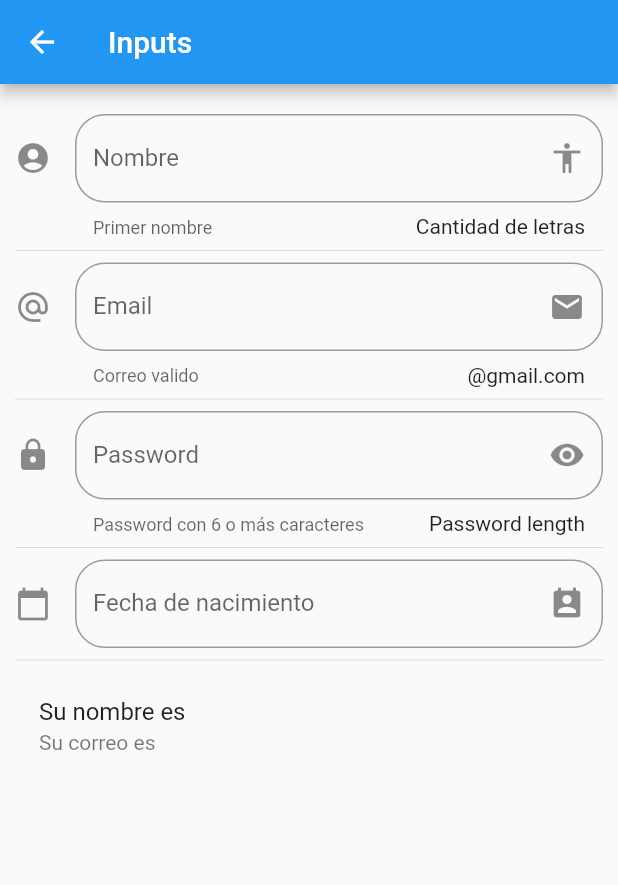
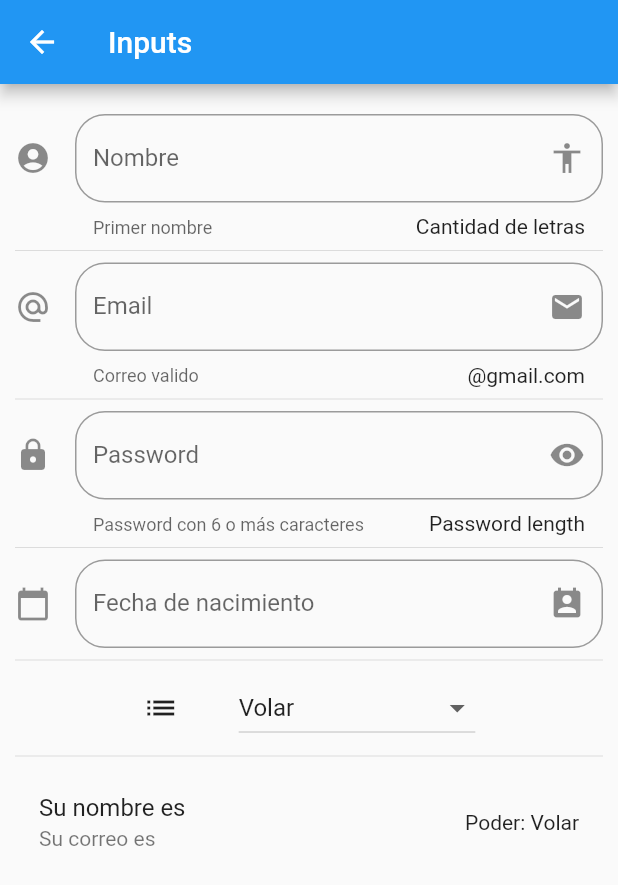
Before and after one commit to MegalLink/Curso-flutter-introductorio, a Flutter app: the InputsPage screen opened by its route, on a phone screen of 412 x 824 dp. Shown: the top 885 px of the screen. Run offline on Flutter 3.47's test engine with Material 2 defaults, Android fonts, the light colour scheme and no system bars.

Commit message:
DropDown Menu and DropdownItem

```diff
--- a/lib/src/pages/inputs_page.dart
+++ b/lib/src/pages/inputs_page.dart
@@ -11,6 +11,13 @@ class _InputsPageState extends State<InputsPage> {
   String _password = '';
   String _fecha = '';
   bool _visiblePassword = false;
+  String _opcionSeleccionada = 'Volar';
+  List _opcionesPoderes = [
+    'Volar',
+    'Super Fuerza',
+    'Teletransportación',
+    'Telequinesis'
+  ];
   TextEditingController _inputControllerFecha = new TextEditingController();
   @override
   Widget build(BuildContext context) {
@@ -28,6 +35,8 @@ class _InputsPageState extends State<InputsPage> {
           _crearPasswordInput(),
           Divider(),
           _crearFechaInput(),
+          Divider(),
+          _crearDropdown(),
           Divider(),
           _crearPersona()
         ],
@@ -142,10 +151,43 @@ class _InputsPageState extends State<InputsPage> {
         : Icon(Icons.visibility);
   }
 
+  List<DropdownMenuItem> _getDropDownMenuItems() {
+    List<DropdownMenuItem> list = [];
+    _opcionesPoderes.forEach((poder) {
+      list.add(DropdownMenuItem(
+        child: Text(poder),
+        value: poder,
+      ));
+    });
+    return list;
+  }
+
+  Widget _crearDropdown() {
+    return Row(
+      mainAxisAlignment: MainAxisAlignment.center,
+      children: [
+        Icon(Icons.list),
+        SizedBox(
+          width: 40.0,
+        ),
+        DropdownButton(
+          items: _getDropDownMenuItems(),
+          value: _opcionSeleccionada,
+          onChanged: (opc) {
+            setState(() {
+              _opcionSeleccionada = opc;
+            });
+          },
+        )
+      ],
+    );
+  }
+
   Widget _crearPersona() {
     return ListTile(
       title: Text('Su nombre es $_nombre'),
       subtitle: Text('Su correo es $_email'),
+      trailing: Text('Poder: $_opcionSeleccionada'),
     );
   }
 }
```
